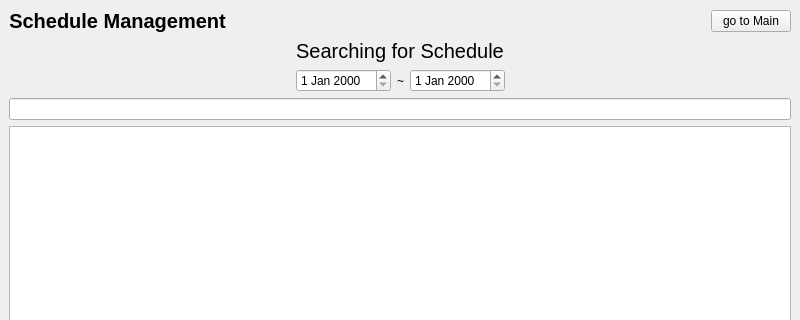
This is OOP_Project_Qt/DateListWindow.ui in Doho-K/OOP23_1 as Qt 5 draws it before an edit; both pictures show x 0 to 800 and y 0 to 320 of the 800 by 600 pixel window. The edited form follows.
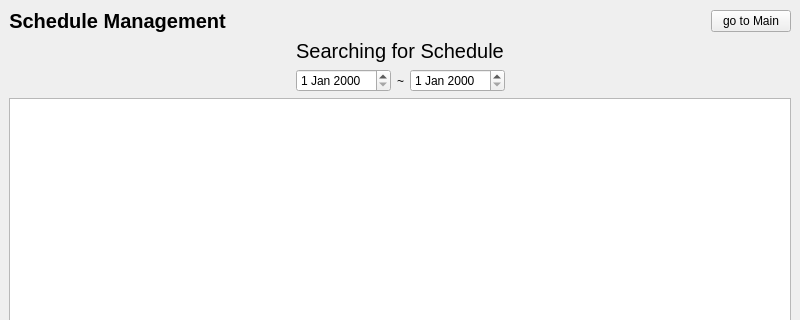
This is the edited form.

The edit to the form file:
```diff
--- a/OOP_Project_Qt/DateListWindow.ui
+++ b/OOP_Project_Qt/DateListWindow.ui
@@ -117,9 +117,6 @@
       </item>
      </layout>
     </item>
-    <item>
-     <widget class="QLineEdit" name="SearchText"/>
-    </item>
     <item>
      <widget class="QListWidget" name="listWidget"/>
     </item>
```
